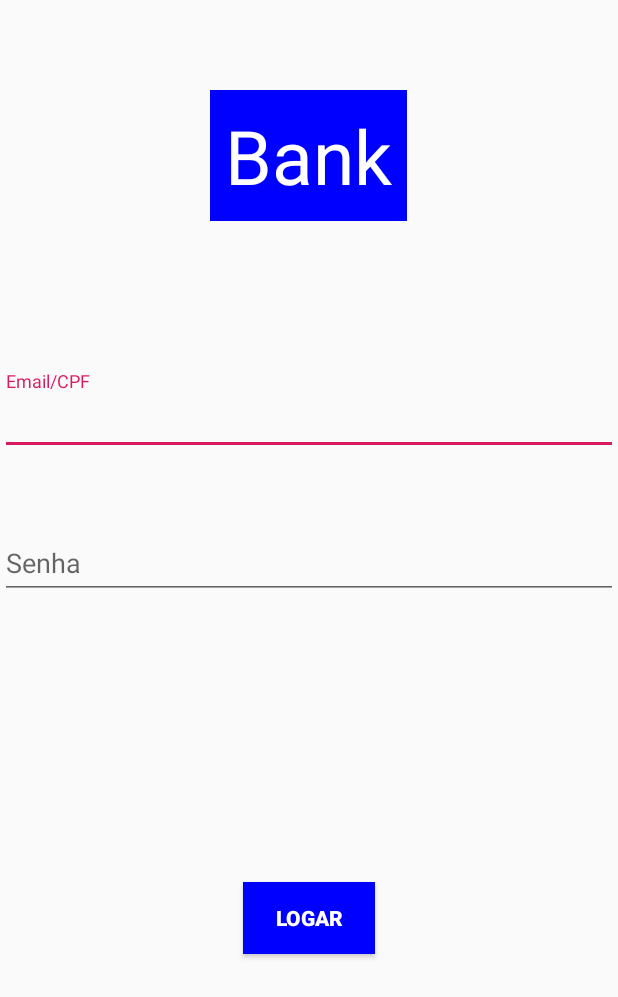
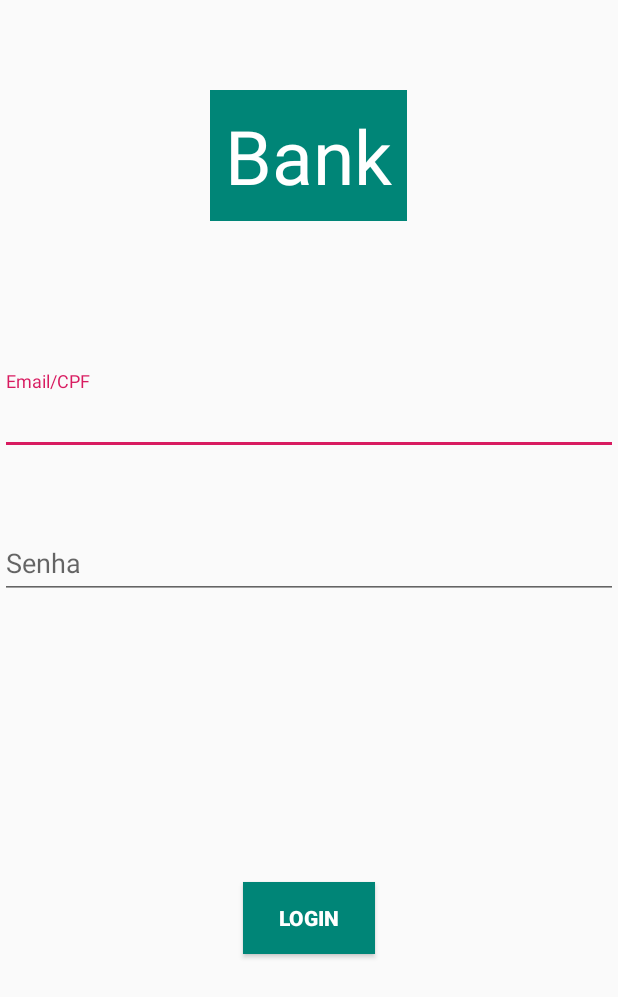
Before and after one commit to mauriciocac/AppQintess, an Android app: the screen it shows after launch (MainActivity), on a phone screen of 412 x 824 dp. Shown: the top 997 px of the screen. Run offline under Robolectric (Android 15) with nearby library versions, the phone set to English and light mode, and no system bars.

Commit message:
Desenhando a tela de Detalhes do cliente

```diff
--- a/app/src/main/AndroidManifest.xml
+++ b/app/src/main/AndroidManifest.xml
@@ -9,6 +9,7 @@
         android:roundIcon="@mipmap/ic_launcher_round"
         android:supportsRtl="true"
         android:theme="@style/AppTheme">
+        <activity android:name=".InformacoesActivity"></activity>
         <activity android:name=".MainActivity">
             <intent-filter>
                 <action android:name="android.intent.action.MAIN" />
--- a/app/src/main/java/com/mrc/appentrevista/MainActivity.java
+++ b/app/src/main/java/com/mrc/appentrevista/MainActivity.java
@@ -2,13 +2,27 @@ package com.mrc.appentrevista;
 
 import androidx.appcompat.app.AppCompatActivity;
 
+import android.content.Intent;
 import android.os.Bundle;
+import android.view.View;
+import android.widget.Button;
 
 public class MainActivity extends AppCompatActivity {
+
+    private Button btnEntrar;
 
     @Override
     protected void onCreate(Bundle savedInstanceState) {
         super.onCreate(savedInstanceState);
         setContentView(R.layout.activity_main);
+        btnEntrar = findViewById(R.id.btnentrar);
+        btnEntrar.setOnClickListener(new View.OnClickListener() {
+            @Override
+            public void onClick(View view) {
+                Intent intent = new Intent(getApplication(), InformacoesActivity.class);
+                startActivity(intent);
+                finish();
+            }
+        });
     }
 }
--- a/app/src/main/res/layout/activity_main.xml
+++ b/app/src/main/res/layout/activity_main.xml
@@ -13,7 +13,7 @@
         android:layout_width="wrap_content"
         android:layout_height="wrap_content"
         android:text="Bank"
-        android:background="@color/colorBlue"
+        android:background="@color/colorPrimary"
         android:padding="10dp"
         android:textColor="@color/colorWhite"
         android:layout_marginTop="60dp"
@@ -61,10 +61,10 @@
         android:id="@+id/btnentrar"
         android:layout_width="wrap_content"
         android:layout_height="wrap_content"
-        android:text="@string/btn_entrar"
+        android:text="@string/btn_login"
         app:layout_constraintBottom_toBottomOf="parent"
         app:layout_constraintEnd_toEndOf="parent"
-        android:background="@color/colorBlue"
+        android:background="@color/colorPrimary"
         android:textColor="@color/colorWhite"
         android:textStyle="bold"
         app:layout_constraintStart_toStartOf="parent"
--- a/app/src/main/res/values/strings.xml
+++ b/app/src/main/res/values/strings.xml
@@ -2,5 +2,5 @@
     <string name="app_name">AppEntrevista</string>
     <string name="app_login">Email/CPF</string>
     <string name="app_pass">Senha</string>
-    <string name="btn_entrar">Logar</string>
+    <string name="btn_login">Login</string>
 </resources>
```
Also changed, not shown: app/src/main/java/com/mrc/appentrevista/InformacoesActivity.java (added, +14 -0 lines), app/src/main/res/layout/activity_informacoes.xml (added, +82 -0 lines).
